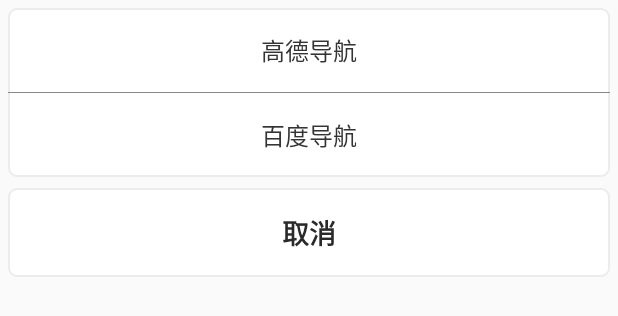
After one commit to qpy1992/HawkDriver, an Android app: the layout view_choice_map_popup.xml on its own in the app's theme, with its tools: preview values and no code run, on a phone screen of 412 x 824 dp. The commit adds this screen. Shown: the top 316 px of the screen. Run offline under Robolectric (Android 15) with nearby library versions, the phone set to English and light mode, and no system bars.

Commit message:
up  for mapview

```diff
--- /dev/null
+++ b/app/src/main/res/drawable/bg_round_frame.xml
@@ -0,0 +1,17 @@
+<?xml version="1.0" encoding="utf-8"?>
+<shape xmlns:android="http://schemas.android.com/apk/res/android"
+       android:shape="rectangle">
+    <!-- 表示shape的四个角的角度。只适用于矩形shape，这里的角度是指圆角的程度 -->
+    <corners android:radius="5dp" />
+
+    <!-- 这个标签表示纯色填充，通过android:color即可指定shape中填充的颜色 -->
+    <solid android:color="@color/white" />
+    <size
+        android:width="20dp"
+        android:height="20dp"/>
+
+    <!-- Shape的描边，下面指定了描边的宽度和描边的颜色 -->
+    <stroke
+        android:width="1dp"
+        android:color="@color/gray_ec" />
+</shape>
--- a/app/src/main/res/layout/frame_order_detail.xml
+++ b/app/src/main/res/layout/frame_order_detail.xml
@@ -104,6 +104,7 @@
                     android:background="@color/gray_10"/>
 
                 <RelativeLayout
+                    android:id="@+id/rlt_tomap"
                     android:layout_width="match_parent"
                     android:layout_height="wrap_content"
                     android:layout_marginTop="5dp">
--- /dev/null
+++ b/app/src/main/res/layout/view_choice_map_popup.xml
@@ -0,0 +1,61 @@
+<?xml version="1.0" encoding="utf-8"?>
+<LinearLayout xmlns:android="http://schemas.android.com/apk/res/android"
+    android:layout_width="match_parent"
+    android:layout_height="match_parent"
+    android:orientation="vertical">
+
+    <LinearLayout
+        android:layout_width="match_parent"
+        android:layout_height="wrap_content"
+        android:layout_margin="5dp"
+        android:background="@drawable/bg_round_frame"
+        android:orientation="vertical">
+
+        <TextView
+            android:id="@+id/tv_gd"
+            android:layout_width="match_parent"
+            android:layout_height="wrap_content"
+            android:gravity="center"
+            android:minHeight="40dp"
+            android:padding="16dp"
+            android:text="高德导航"
+            android:textColor="@color/word_black34"
+            android:textSize="16sp" />
+
+        <View
+            android:layout_width="match_parent"
+            android:layout_height="0.1px"
+            android:background="#888" />
+
+        <TextView
+            android:id="@+id/tv_bd"
+            android:layout_width="match_parent"
+            android:layout_height="wrap_content"
+            android:gravity="center"
+            android:minHeight="40dp"
+            android:padding="16dp"
+            android:text="百度导航"
+            android:textColor="@color/word_black34"
+            android:textSize="16sp" />
+    </LinearLayout>
+
+    <LinearLayout
+        android:layout_width="match_parent"
+        android:layout_height="wrap_content"
+        android:layout_marginLeft="5dp"
+        android:layout_marginTop="2dp"
+        android:layout_marginRight="5dp"
+        android:background="@drawable/bg_round_frame">
+
+        <TextView
+            android:id="@+id/tv_cancel"
+            android:layout_width="match_parent"
+            android:layout_height="wrap_content"
+            android:gravity="center"
+            android:padding="16dp"
+            android:text="取消"
+            android:textColor="@color/word_black"
+            android:textSize="18sp"
+            android:textStyle="bold" />
+    </LinearLayout>
+</LinearLayout>
--- a/app/src/main/res/values/colors.xml
+++ b/app/src/main/res/values/colors.xml
@@ -15,6 +15,7 @@
     <color name="tr_black">#cc000000</color>
     <color name="lin_black">#1f1724</color>
     <color name="trans_black">#99000000</color>
+    <color name="word_black34">#343434</color>
 
     <!--导航-->
     <color name="title_black">#2A2A2A</color>
--- a/app/src/main/res/values/styles.xml
+++ b/app/src/main/res/values/styles.xml
@@ -59,4 +59,10 @@
         <item name="android:paddingRight">21dp</item>
         <item name="android:textColor">@color/m_button_text_color</item>
     </style>
+
+    <!--弹窗动画-->
+    <style name="PopupWindow">
+        <item name="android:windowEnterAnimation">@anim/window_in</item>
+        <item name="android:windowExitAnimation">@anim/window_out</item>
+    </style>
 </resources>
```
Also changed, not shown: app/build.gradle (+10 -0 lines), app/src/main/AndroidManifest.xml (+25 -11 lines), app/src/main/java/com/bt/smart/truck_broker/NetConfig.java (+6 -4 lines), app/src/main/java/com/bt/smart/truck_broker/activity/samedayAct/ShowMapActivity.java (added, +409 -0 lines), app/src/main/java/com/bt/smart/truck_broker/fragment/sameDay/OrderDetailFragment.java (+56 -58 lines), app/src/main/res/anim/window_in.xml (added, +7 -0 lines), app/src/main/res/anim/window_out.xml (added, +7 -0 lines), app/src/main/res/layout/activity_gaode_map.xml (added, +27 -0 lines), 1 other file.
